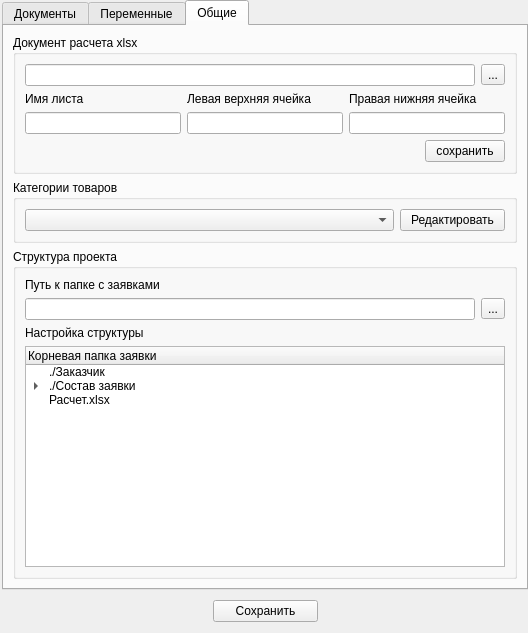
Above: interface/ui/settings.ui from Korolev-Oleg/Tend-Manager before the change. Below: the same form after it.
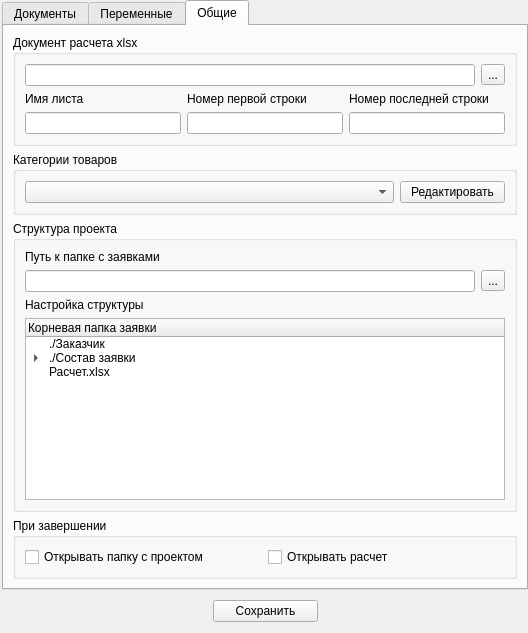
That is the form after the change. The open tabs and pages were chosen to show the change. Icons and pictures are not drawn.

Commit message: optimize all imports in gui --- divided classes VariablesTab and GeneralTab -- add 2 chekboxes in general tab -- add fileopen and folder open funcs

What changed in the file:
```diff
--- a/interface/ui/settings.ui
+++ b/interface/ui/settings.ui
@@ -848,14 +848,14 @@
              <item>
               <widget class="QLabel" name="label_3">
                <property name="text">
-                <string>Левая верхняя ячейка</string>
+                <string>Номер первой строки</string>
                </property>
               </widget>
              </item>
              <item>
               <widget class="QLabel" name="label_17">
                <property name="text">
-                <string>Правая нижняя ячейка</string>
+                <string>Номер последней строки</string>
                </property>
               </widget>
              </item>
@@ -874,30 +874,6 @@
              </item>
             </layout>
            </item>
-           <item>
-            <layout class="QHBoxLayout" name="horizontalLayout_7">
-             <item>
-              <spacer name="horizontalSpacer_5">
-               <property name="orientation">
-                <enum>Qt::Horizontal</enum>
-               </property>
-               <property name="sizeHint" stdset="0">
-                <size>
-                 <width>40</width>
-                 <height>20</height>
-                </size>
-               </property>
-              </spacer>
-             </item>
-             <item>
-              <widget class="QPushButton" name="saveDataGeneral">
-               <property name="text">
-                <string>сохранить</string>
-               </property>
-              </widget>
-             </item>
-            </layout>
-           </item>
           </layout>
          </widget>
         </item>
@@ -1022,6 +998,33 @@
           </layout>
          </widget>
         </item>
+        <item>
+         <widget class="QGroupBox" name="groupBox_4">
+          <property name="title">
+           <string>При завершении</string>
+          </property>
+          <layout class="QVBoxLayout" name="verticalLayout_9">
+           <item>
+            <layout class="QHBoxLayout" name="horizontalLayout_12">
+             <item>
+              <widget class="QCheckBox" name="checkBox_openfolder">
+               <property name="text">
+                <string>Открывать папку с проектом</string>
+               </property>
+              </widget>
+             </item>
+             <item>
+              <widget class="QCheckBox" name="checkBox_openpayment">
+               <property name="text">
+                <string>Открывать расчет</string>
+               </property>
+              </widget>
+             </item>
+            </layout>
+           </item>
+          </layout>
+         </widget>
+        </item>
        </layout>
       </widget>
      </widget>
```
Left out of the diff: 2 changed lines with no effect on the pictures. The commit also changes 13 other files.
